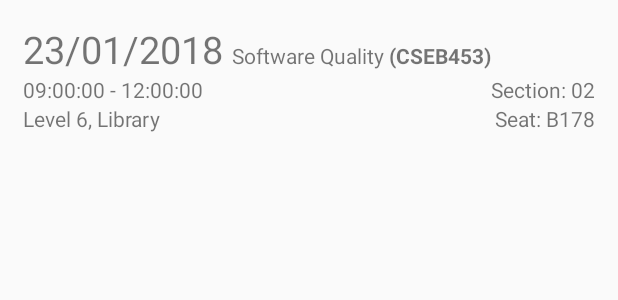
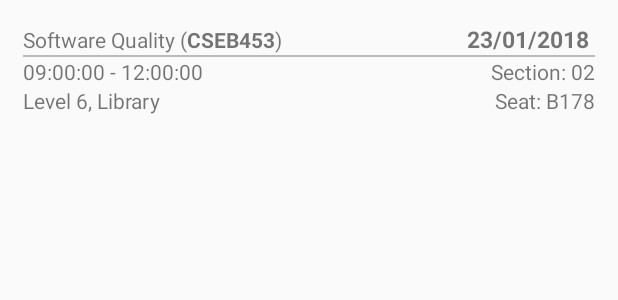
Before and after one commit to kamarolzaman/infoten, an Android app: the layout examtable_format.xml on its own in the app's theme, with its tools: preview values and no code run, on a phone screen of 412 x 824 dp. Shown: the top 300 px of the screen. Run offline under Robolectric (Android 15) with nearby library versions, the phone set to English and light mode, and no system bars.

Commit message:
nice format

```diff
--- a/app/src/main/res/layout/examtable_format.xml
+++ b/app/src/main/res/layout/examtable_format.xml
@@ -11,12 +11,6 @@
         android:layout_height="wrap_content"
         android:orientation="horizontal">
         <TextView
-            android:textSize="25sp"
-            android:id="@+id/examdate"
-            android:text="23/01/2018 "
-            android:layout_width="wrap_content"
-            android:layout_height="wrap_content" />
-        <TextView
             android:id="@+id/examname"
             android:text="Software Quality"
             android:layout_width="wrap_content"
@@ -26,13 +20,34 @@
             android:layout_width="wrap_content"
             android:layout_height="wrap_content" />
         <TextView
+            android:text="("
+            android:layout_width="wrap_content"
+            android:layout_height="wrap_content" />
+        <TextView
             android:textStyle="bold"
             android:id="@+id/examcode"
             android:layout_width="wrap_content"
             android:layout_height="wrap_content"
-            android:text="(CSEB453)" />
+            android:text="CSEB453" />
+        <TextView
+            android:text=")"
+            android:layout_width="wrap_content"
+            android:layout_height="wrap_content" />
+        <TextView
+            android:textStyle="bold"
+            android:layout_weight="1"
+            android:textAlignment="textEnd"
+            android:textSize="15sp"
+            android:id="@+id/examdate"
+            android:text="23/01/2018 "
+            android:layout_width="wrap_content"
+            android:layout_height="wrap_content" />
 
     </LinearLayout>
+    <View
+        android:layout_width="fill_parent"
+        android:layout_height="1dp"
+        android:background="#BABABA" />
     <LinearLayout
         android:layout_width="match_parent"
         android:layout_height="wrap_content"
```
